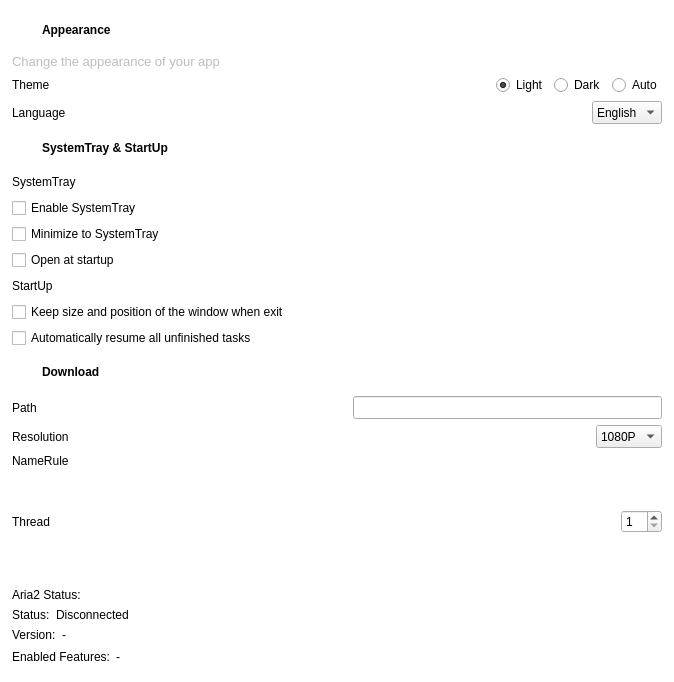
WangPengZhan/sVanilla, file sVanilla/src/ClientUi/Setting/DefaultSettings.ui: the form before one commit.
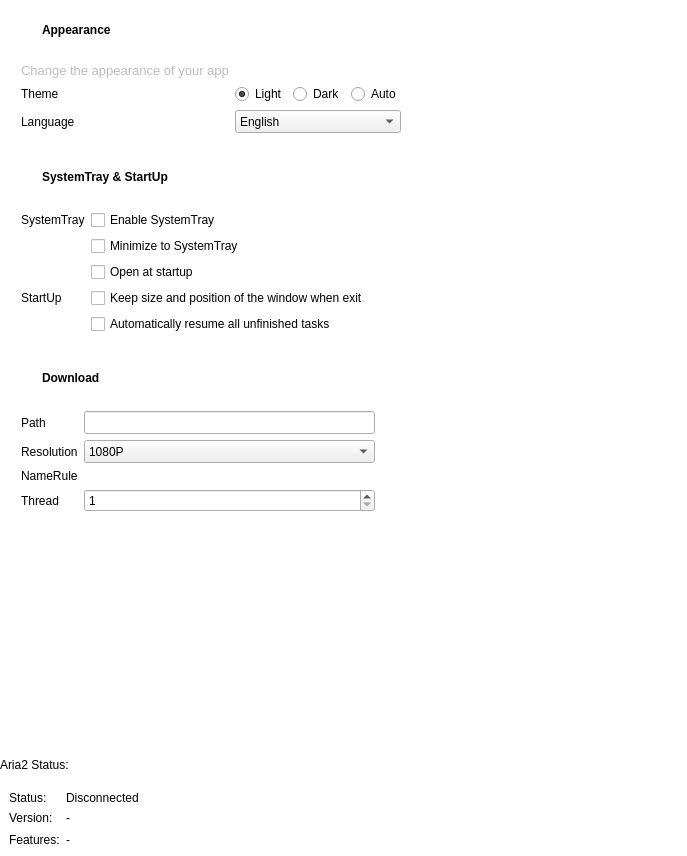
The form after the commit. Icons and pictures are not drawn. Custom widgets are drawn as their Qt base class.

Patch:
```diff
--- a/sVanilla/src/ClientUi/Setting/DefaultSettings.ui
+++ b/sVanilla/src/ClientUi/Setting/DefaultSettings.ui
@@ -6,8 +6,8 @@
    <rect>
     <x>0</x>
     <y>0</y>
-    <width>674</width>
-    <height>682</height>
+    <width>687</width>
+    <height>856</height>
    </rect>
   </property>
   <property name="sizePolicy">
@@ -53,8 +53,8 @@
        <rect>
         <x>0</x>
         <y>0</y>
-        <width>657</width>
-        <height>694</height>
+        <width>687</width>
+        <height>722</height>
        </rect>
       </property>
       <layout class="QVBoxLayout" name="verticalLayout_4">
@@ -154,82 +154,38 @@
         <widget class="DividingLine" name="dividingAppearance" native="true"/>
        </item>
        <item>
-        <widget class="QLabel" name="labelAppearanceExpain">
-         <property name="palette">
-          <palette>
-           <active>
-            <colorrole role="WindowText">
-             <brush brushstyle="SolidPattern">
-              <color alpha="66">
-               <red>0</red>
-               <green>0</green>
-               <blue>0</blue>
-              </color>
-             </brush>
-            </colorrole>
-           </active>
-           <inactive>
-            <colorrole role="WindowText">
-             <brush brushstyle="SolidPattern">
-              <color alpha="66">
-               <red>0</red>
-               <green>0</green>
-               <blue>0</blue>
-              </color>
-             </brush>
-            </colorrole>
-           </inactive>
-           <disabled/>
-          </palette>
-         </property>
-         <property name="font">
-          <font>
-           <pointsize>10</pointsize>
-          </font>
-         </property>
-         <property name="text">
-          <string>Change the appearance of your app</string>
-         </property>
-        </widget>
-       </item>
-       <item>
-        <widget class="QWidget" name="widget_2" native="true">
-         <layout class="QHBoxLayout" name="horizontalLayout_6">
-          <property name="leftMargin">
-           <number>0</number>
-          </property>
-          <property name="topMargin">
-           <number>0</number>
-          </property>
-          <property name="rightMargin">
-           <number>0</number>
-          </property>
+        <widget class="QWidget" name="widgetApperance" native="true">
+         <layout class="QGridLayout" name="gridLayout_5">
           <property name="bottomMargin">
-           <number>0</number>
+           <number>20</number>
           </property>
-          <item>
-           <widget class="QLabel" name="labelTheme">
-            <property name="enabled">
-             <bool>true</bool>
+          <item row="3" column="2">
+           <spacer name="horizontalSpacer">
+            <property name="orientation">
+             <enum>Qt::Orientation::Horizontal</enum>
             </property>
-            <property name="sizePolicy">
-             <sizepolicy hsizetype="Preferred" vsizetype="Preferred">
-              <horstretch>0</horstretch>
-              <verstretch>0</verstretch>
-             </sizepolicy>
-            </property>
-            <property name="baseSize">
+            <property name="sizeHint" stdset="0">
              <size>
               <width>0</width>
               <height>20</height>
              </size>
             </property>
-            <property name="text">
-             <string>Theme</string>
+           </spacer>
+          </item>
+          <item row="2" column="2">
+           <spacer name="horizontalSpacer_2">
+            <property name="orientation">
+             <enum>Qt::Orientation::Horizontal</enum>
             </property>
-           </widget>
+            <property name="sizeHint" stdset="0">
+             <size>
+              <width>40</width>
+              <height>20</height>
+             </size>
+            </property>
+           </spacer>
           </item>
-          <item>
+          <item row="2" column="1">
            <widget class="QWidget" name="widget" native="true">
             <layout class="QHBoxLayout" name="horizontalLayout">
              <property name="leftMargin">
@@ -244,19 +200,6 @@
              <property name="bottomMargin">
               <number>0</number>
              </property>
-             <item>
-              <spacer name="horizontalSpacer_2">
-               <property name="orientation">
-                <enum>Qt::Horizontal</enum>
-               </property>
-               <property name="sizeHint" stdset="0">
-                <size>
-                 <width>40</width>
-                 <height>20</height>
-                </size>
-               </property>
-              </spacer>
-             </item>
              <item>
               <widget class="QRadioButton" name="LightThemeButton">
                <property name="text">
@@ -284,25 +227,7 @@
             </layout>
            </widget>
           </item>
-         </layout>
-        </widget>
-       </item>
-       <item>
-        <widget class="QWidget" name="widgetLanguage" native="true">
-         <layout class="QHBoxLayout" name="horizontalLayout_7">
-          <property name="leftMargin">
-           <number>0</number>
-          </property>
-          <property name="topMargin">
-           <number>0</number>
-          </property>
-          <property name="rightMargin">
-           <number>0</number>
-          </property>
-          <property name="bottomMargin">
-           <number>0</number>
-          </property>
-          <item>
+          <item row="3" column="0">
            <widget class="QLabel" name="labelLanguageIdentifier">
             <property name="sizePolicy">
              <sizepolicy hsizetype="Preferred" vsizetype="Preferred">
@@ -315,20 +240,46 @@
             </property>
            </widget>
           </item>
-          <item>
-           <spacer name="horizontalSpacer">
-            <property name="orientation">
-             <enum>Qt::Horizontal</enum>
+          <item row="1" column="0">
+           <widget class="QLabel" name="labelAppearanceExpain">
+            <property name="palette">
+             <palette>
+              <active>
+               <colorrole role="WindowText">
+                <brush brushstyle="SolidPattern">
+                 <color alpha="66">
+                  <red>0</red>
+                  <green>0</green>
+                  <blue>0</blue>
+                 </color>
+                </brush>
+               </colorrole>
+              </active>
+              <inactive>
+               <colorrole role="WindowText">
+                <brush brushstyle="SolidPattern">
+                 <color alpha="66">
+                  <red>0</red>
+                  <green>0</green>
+                  <blue>0</blue>
+                 </color>
+                </brush>
+               </colorrole>
+              </inactive>
+              <disabled/>
+             </palette>
             </property>
-            <property name="sizeHint" stdset="0">
-             <size>
-              <width>40</width>
-              <height>20</height>
-             </size>
+            <property name="font">
+             <font>
+              <pointsize>10</pointsize>
+             </font>
             </property>
-           </spacer>
+            <property name="text">
+             <string>Change the appearance of your app</string>
+            </property>
+           </widget>
           </item>
-          <item>
+          <item row="3" column="1">
            <widget class="QComboBox" name="comboBoxLanguge">
             <property name="minimumSize">
              <size>
@@ -348,6 +299,28 @@
             </item>
            </widget>
           </item>
+          <item row="2" column="0">
+           <widget class="QLabel" name="labelTheme">
+            <property name="enabled">
+             <bool>true</bool>
+            </property>
+            <property name="sizePolicy">
+             <sizepolicy hsizetype="Preferred" vsizetype="Preferred">
+              <horstretch>0</horstretch>
+              <verstretch>0</verstretch>
+             </sizepolicy>
+            </property>
+            <property name="baseSize">
+             <size>
+              <width>0</width>
+              <height>20</height>
+             </size>
+            </property>
+            <property name="text">
+             <string>Theme</string>
+            </property>
+           </widget>
+          </item>
          </layout>
         </widget>
        </item>
@@ -433,33 +406,11 @@
        </item>
        <item>
         <widget class="QWidget" name="widgetSystemTray" native="true">
-         <layout class="QGridLayout" name="gridLayout">
-          <property name="leftMargin">
-           <number>0</number>
-          </property>
-          <property name="topMargin">
-           <number>0</number>
-          </property>
-          <property name="rightMargin">
-           <number>0</number>
-          </property>
+         <layout class="QGridLayout" name="gridLayout_3">
           <property name="bottomMargin">
-           <number>0</number>
+           <number>20</number>
           </property>
-          <item row="1" column="2">
-           <spacer name="horizontalSpacer_12">
-            <property name="orientation">
-             <enum>Qt::Horizontal</enum>
-            </property>
-            <property name="sizeHint" stdset="0">
-             <size>
-              <width>40</width>
-              <height>20</height>
-             </size>
-            </property>
-           </spacer>
-          </item>
-          <item row="1" column="1">
+          <item row="0" column="0">
            <widget class="QLabel" name="labelSystemTray">
             <property name="sizePolicy">
              <sizepolicy hsizetype="Preferred" vsizetype="Preferred">
@@ -472,46 +423,14 @@
             </property>
            </widget>
           </item>
-          <item row="2" column="1" colspan="2">
-           <widget class="QCheckBox" name="checkBoxEnableTray">
-            <property name="text">
-             <string>Enable SystemTray</string>
-            </property>
-           </widget>
-          </item>
-          <item row="3" column="1" colspan="2">
+          <item row="3" column="1">
            <widget class="QCheckBox" name="checkBoxMinToTray">
             <property name="text">
              <string>Minimize to SystemTray</string>
             </property>
            </widget>
           </item>
-          <item row="4" column="1" colspan="2">
-           <widget class="QCheckBox" name="checkBoxOpenStartup">
-            <property name="text">
-             <string>Open at startup</string>
-            </property>
-           </widget>
-          </item>
-         </layout>
-        </widget>
-       </item>
-       <item>
-        <widget class="QWidget" name="widget_7" native="true">
-         <layout class="QGridLayout" name="gridLayout_2">
-          <property name="leftMargin">
-           <number>0</number>
-          </property>
-          <property name="topMargin">
-           <number>0</number>
-          </property>
-          <property name="rightMargin">
-           <number>0</number>
-          </property>
-          <property name="bottomMargin">
-           <number>0</number>
-          </property>
-          <item row="0" column="0">
+          <item row="5" column="0">
            <widget class="QLabel" name="labelStartUpIdentifier">
             <property name="sizePolicy">
              <sizepolicy hsizetype="Preferred" vsizetype="Preferred">
@@ -524,10 +443,31 @@
             </property>
            </widget>
           </item>
+          <item row="8" column="1">
+           <widget class="QCheckBox" name="checkBoxResumeTask">
+            <property name="text">
+             <string>Automatically resume all unfinished tasks</string>
+            </property>
+           </widget>
+          </item>
+          <item row="4" column="1">
+           <widget class="QCheckBox" name="checkBoxOpenStartup">
+            <property name="text">
+             <string>Open at startup</string>
+            </property>
+           </widget>
+          </item>
           <item row="0" column="1">
-           <spacer name="horizontalSpacer_13">
+           <widget class="QCheckBox" name="checkBoxEnableTray">
+            <property name="text">
+             <string>Enable SystemTray</string>
+            </property>
+           </widget>
+          </item>
+          <item row="0" column="2">
+           <spacer name="horizontalSpacer_12">
             <property name="orientation">
-             <enum>Qt::Horizontal</enum>
+             <enum>Qt::Orientation::Horizontal</enum>
             </property>
             <property name="sizeHint" stdset="0">
              <size>
@@ -537,7 +477,7 @@
             </property>
            </spacer>
           </item>
-          <item row="1" column="0" colspan="2">
+          <item row="5" column="1">
            <widget class="QCheckBox" name="checkBoxKeepState">
             <property name="text">
              <string>Keep size and position of the window when exit</string>
@@ -548,14 +488,7 @@
         </widget>
        </item>
        <item>
-        <widget class="QCheckBox" name="checkBoxResumeTask">
-         <property name="text">
-          <string>Automatically resume all unfinished tasks</string>
-         </property>
-        </widget>
-       </item>
-       <item>
-        <widget class="QWidget" name="widget_4" native="true">
+        <widget class="QWidget" name="widgetDownloadTitle" native="true">
          <layout class="QHBoxLayout" name="horizontalLayout_9">
           <property name="leftMargin">
            <number>0</number>
@@ -636,20 +569,36 @@
        </item>
        <item>
         <widget class="QWidget" name="widgetPath" native="true">
-         <layout class="QHBoxLayout" name="horizontalLayout_10">
-          <property name="leftMargin">
-           <number>0</number>
-          </property>
-          <property name="topMargin">
-           <number>0</number>
-          </property>
-          <property name="rightMargin">
-           <number>0</number>
-          </property>
+         <layout class="QGridLayout" name="gridLayout">
           <property name="bottomMargin">
-           <number>0</number>
+           <number>20</number>
           </property>
-          <item>
+          <item row="3" column="1">
+           <widget class="QSpinBox" name="spinBoxThread">
+            <property name="sizePolicy">
+             <sizepolicy hsizetype="Minimum" vsizetype="Preferred">
+              <horstretch>0</horstretch>
+              <verstretch>0</verstretch>
+             </sizepolicy>
+            </property>
+            <property name="minimumSize">
+             <size>
+              <width>0</width>
+              <height>23</height>
+             </size>
+            </property>
+            <property name="minimum">
+             <number>1</number>
+            </property>
+            <property name="maximum">
+             <number>64</number>
+            </property>
+            <property name="singleStep">
+             <number>1</number>
+            </property>
+           </widget>
+          </item>
+          <item row="0" column="0">
            <widget class="QLabel" name="labelDownloadPathIdentifier">
             <property name="sizePolicy">
              <sizepolicy hsizetype="Preferred" vsizetype="Preferred">
@@ -668,80 +617,7 @@
             </property>
            </widget>
           </item>
-          <item>
-           <spacer name="horizontalSpacer_10">
-            <property name="orientation">
-             <enum>Qt::Horizontal</enum>
-            </property>
-            <property name="sizeHint" stdset="0">
-             <size>
-              <width>40</width>
-              <height>20</height>
-             </size>
-            </property>
-           </spacer>
-          </item>
-          <item>
-           <widget class="::FileSelector" name="folderSelectorDownloadPath">
-            <property name="minimumSize">
-             <size>
-              <width>0</width>
-              <height>23</height>
-             </size>
-            </property>
-           </widget>
-          </item>
-         </layout>
-        </widget>
-       </item>
-       <item>
-        <widget class="QWidget" name="widget_6" native="true">
-         <layout class="QHBoxLayout" name="horizontalLayout_11">
-          <property name="leftMargin">
-           <number>0</number>
-          </property>
-          <property name="topMargin">
-           <number>0</number>
-          </property>
-          <property name="rightMargin">
-           <number>0</number>
-          </property>
-          <property name="bottomMargin">
-           <number>0</number>
-          </property>
-          <item>
-           <widget class="QLabel" name="labelResolutionIdentifier">
-            <property name="sizePolicy">
-             <sizepolicy hsizetype="Preferred" vsizetype="Preferred">
-              <horstretch>0</horstretch>
-              <verstretch>0</verstretch>
-             </sizepolicy>
-            </property>
-            <property name="baseSize">
-             <size>
-              <width>0</width>
-              <height>20</height>
-             </size>
-            </property>
-            <property name="text">
-             <string>Resolution</string>
-            </property>
-           </widget>
-          </item>
-          <item>
-           <spacer name="horizontalSpacer_9">
-            <property name="orientation">
-             <enum>Qt::Horizontal</enum>
-            </property>
-            <property name="sizeHint" stdset="0">
-             <size>
-              <width>40</width>
-              <height>20</height>
-             </size>
-            </property>
-           </spacer>
-          </item>
-          <item>
+          <item row="1" column="1">
            <widget class="QComboBox" name="comboBoxResolution">
             <property name="minimumSize">
              <size>
@@ -761,97 +637,46 @@
             </item>
            </widget>
           </item>
-         </layout>
-        </widget>
-       </item>
-       <item>
-        <widget class="QWidget" name="widget_3" native="true">
-         <layout class="QHBoxLayout" name="horizontalLayout_12">
-          <property name="leftMargin">
-           <number>0</number>
-          </property>
-          <property name="topMargin">
-           <number>0</number>
-          </property>
-          <property name="rightMargin">
-           <number>0</number>
-          </property>
-          <property name="bottomMargin">
-           <number>0</number>
-          </property>
-          <item>
-           <widget class="QWidget" name="widget_5" native="true">
-            <layout class="QVBoxLayout" name="verticalLayout_3">
-             <property name="leftMargin">
-              <number>0</number>
-             </property>
-             <property name="topMargin">
-              <number>0</number>
-             </property>
-             <property name="rightMargin">
-              <number>0</number>
-             </property>
-             <property name="bottomMargin">
-              <number>0</number>
-             </property>
-             <item>
-              <widget class="QLabel" name="label">
-               <property name="text">
-                <string>NameRule</string>
-               </property>
-              </widget>
-             </item>
-             <item>
-              <spacer name="verticalSpacer_2">
-               <property name="orientation">
-                <enum>Qt::Vertical</enum>
-               </property>
-               <property name="sizeHint" stdset="0">
-                <size>
-                 <width>20</width>
-                 <height>0</height>
-                </size>
-               </property>
-              </spacer>
-             </item>
-            </layout>
-           </widget>
-          </item>
-          <item>
-           <spacer name="horizontalSpacer_14">
-            <property name="orientation">
-             <enum>Qt::Horizontal</enum>
+          <item row="1" column="0">
+           <widget class="QLabel" name="labelResolutionIdentifier">
+            <property name="sizePolicy">
+             <sizepolicy hsizetype="Preferred" vsizetype="Preferred">
+              <horstretch>0</horstretch>
+              <verstretch>0</verstretch>
+             </sizepolicy>
             </property>
-            <property name="sizeHint" stdset="0">
+            <property name="baseSize">
              <size>
-              <width>40</width>
+              <width>0</width>
               <height>20</height>
              </size>
             </property>
-           </spacer>
+            <property name="text">
+             <string>Resolution</string>
+            </property>
+           </widget>
           </item>
-          <item>
+          <item row="0" column="1">
+           <widget class="::FileSelector" name="folderSelectorDownloadPath">
+            <property name="minimumSize">
+             <size>
+              <width>0</width>
+              <height>23</height>
+             </size>
+            </property>
+           </widget>
+          </item>
+          <item row="2" column="1">
            <widget class="NameRuleWidget" name="widgetNameRule" native="true"/>
           </item>
-         </layout>
-        </widget>
-       </item>
-       <item>
-        <widget class="QWidget" name="widgetThread" native="true">
-         <layout class="QHBoxLayout" name="horizontalLayout_13">
-          <property name="leftMargin">
-           <number>0</number>
-          </property>
-          <property name="topMargin">
-           <number>0</number>
-          </property>
-          <property name="rightMargin">
-           <number>0</number>
-          </property>
-          <property name="bottomMargin">
-           <number>0</number>
-          </property>
-          <item>
+          <item row="2" column="0">
+           <widget class="QLabel" name="label">
+            <property name="text">
+             <string>NameRule</string>
+            </property>
+           </widget>
+          </item>
+          <item row="3" column="0">
            <widget class="QLabel" name="labelThread">
             <property name="sizePolicy">
              <sizepolicy hsizetype="Preferred" vsizetype="Preferred">
@@ -870,10 +695,10 @@
             </property>
            </widget>
           </item>
-          <item>
-           <spacer name="horizontalSpacer_11">
+          <item row="0" column="2">
+           <spacer name="horizontalSpacer_10">
             <property name="orientation">
-             <enum>Qt::Horizontal</enum>
+             <enum>Qt::Orientation::Horizontal</enum>
             </property>
             <property name="sizeHint" stdset="0">
              <size>
@@ -883,31 +708,6 @@
             </property>
            </spacer>
           </item>
-          <item>
-           <widget class="QSpinBox" name="spinBoxThread">
-            <property name="sizePolicy">
-             <sizepolicy hsizetype="Minimum" vsizetype="Preferred">
-              <horstretch>0</horstretch>
-              <verstretch>0</verstretch>
-             </sizepolicy>
-            </property>
-            <property name="minimumSize">
-             <size>
-              <width>0</width>
-              <height>23</height>
-             </size>
-            </property>
-            <property name="minimum">
-             <number>1</number>
-            </property>
-            <property name="maximum">
-             <number>64</number>
-            </property>
-            <property name="singleStep">
-             <number>1</number>
-            </property>
-           </widget>
-          </item>
          </layout>
         </widget>
        </item>
@@ -924,218 +724,141 @@
          </property>
         </spacer>
        </item>
-       <item>
-        <widget class="QLabel" name="labelAria2Identifier">
-         <property name="text">
-          <string>Aria2 Status:</string>
-         </property>
-        </widget>
-       </item>
-       <item>
-        <widget class="QWidget" name="widgetAria2" native="true">
-         <layout class="QVBoxLayout" name="verticalLayout">
-          <property name="leftMargin">
-           <number>0</number>
-          </property>
-          <property name="topMargin">
-           <number>0</number>
-          </property>
-          <property name="rightMargin">
-           <number>0</number>
-          </property>
-          <property name="bottomMargin">
-           <number>0</number>
-          </property>
-          <item>
-           <widget class="QWidget" name="widgetAria2Status" native="true">
-            <layout class="QHBoxLayout" name="horizontalLayout_2">
-             <property name="leftMargin">
-              <number>0</number>
-             </property>
-             <property name="topMargin">
-              <number>0</number>
-             </property>
-             <property name="rightMargin">
-              <number>0</number>
-             </property>
-             <property name="bottomMargin">
-              <number>0</number>
-             </property>
-             <item>
-              <widget class="QLabel" name="labelAria2StatusIdentifier">
-               <property name="text">
-                <string>Status:</string>
-               </property>
-              </widget>
-             </item>
-             <item>
-              <widget class="QLabel" name="labelAria2Status">
-               <property name="text">
-                <string>Disconnected</string>
-               </property>
-               <property name="alignment">
-                <set>Qt::AlignLeading|Qt::AlignLeft|Qt::AlignTop</set>
-               </property>
-              </widget>
-             </item>
-             <item>
-              <spacer name="horizontalSpacer_3">
-               <property name="orientation">
-                <enum>Qt::Horizontal</enum>
-               </property>
-               <property name="sizeHint" stdset="0">
-                <size>
-                 <width>0</width>
-                 <height>0</height>
-                </size>
-               </property>
-              </spacer>
-             </item>
-            </layout>
-           </widget>
-          </item>
-          <item>
-           <widget class="QWidget" name="widgetAria2Version" native="true">
-            <layout class="QHBoxLayout" name="horizontalLayout_3">
-             <property name="leftMargin">
-              <number>0</number>
-             </property>
-             <property name="topMargin">
-              <number>0</number>
-             </property>
-             <property name="rightMargin">
-              <number>0</number>
-             </property>
-             <property name="bottomMargin">
-              <number>0</number>
-             </property>
-             <item>
-              <widget class="QLabel" name="labelAria2VersionIdentifier">
-               <property name="sizePolicy">
-                <sizepolicy hsizetype="Preferred" vsizetype="Minimum">
-                 <horstretch>0</horstretch>
-                 <verstretch>0</verstretch>
-                </sizepolicy>
-               </property>
-               <property name="minimumSize">
-                <size>
-                 <width>16</width>
-                 <height>16</height>
-                </size>
-               </property>
-               <property name="text">
-                <string>Version:</string>
-               </property>
-               <property name="alignment">
-                <set>Qt::AlignLeading|Qt::AlignLeft|Qt::AlignTop</set>
-               </property>
-              </widget>
-             </item>
-             <item>
-              <widget class="QLabel" name="labelAria2Version">
-               <property name="sizePolicy">
-                <sizepolicy hsizetype="Preferred" vsizetype="Minimum">
-                 <horstretch>0</horstretch>
-                 <verstretch>0</verstretch>
-                </sizepolicy>
-               </property>
-               <property name="minimumSize">
-                <size>
-                 <width>16</width>
-                 <height>16</height>
-                </size>
-               </property>
-               <property name="text">
-                <string>-</string>
-               </property>
-               <property name="alignment">
-                <set>Qt::AlignLeading|Qt::AlignLeft|Qt::AlignTop</set>
-               </property>
-              </widget>
-             </item>
-             <item>
-              <spacer name="horizontalSpacer_4">
-               <property name="orientation">
-                <enum>Qt::Horizontal</enum>
-               </property>
-               <property name="sizeHint" stdset="0">
-                <size>
-                 <width>0</width>
-                 <height>0</height>
-                </size>
-               </property>
-              </spacer>
-             </item>
-            </layout>
-           </widget>
-          </item>
-          <item>
-           <widget class="QWidget" name="widgetArai2Features" native="true">
-            <layout class="QHBoxLayout" name="horizontalLayout_4">
-             <property name="leftMargin">
-              <number>0</number>
-             </property>
-             <property name="topMargin">
-              <number>0</number>
-             </property>
-             <property name="rightMargin">
-              <number>0</number>
-             </property>
-             <property name="bottomMargin">
-              <number>0</number>
-             </property>
-             <item>
-              <widget class="QLabel" name="Aria2FeaturesLabel">
-               <property name="text">
-                <string>Enabled Features:</string>
-               </property>
-               <property name="alignment">
-                <set>Qt::AlignLeading|Qt::AlignLeft|Qt::AlignTop</set>
-               </property>
-              </widget>
-             </item>
-             <item>
-              <widget class="QLabel" name="labelAria2Features">
-               <property name="sizePolicy">
-                <sizepolicy hsizetype="Expanding" vsizetype="Preferred">
-                 <horstretch>0</horstretch>
-                 <verstretch>0</verstretch>
-                </sizepolicy>
-               </property>
-               <property name="text">
-                <string>-</string>
-               </property>
-               <property name="alignment">
-                <set>Qt::AlignLeading|Qt::AlignLeft|Qt::AlignTop</set>
-               </property>
-               <property name="wordWrap">
-                <bool>true</bool>
-               </property>
-              </widget>
-             </item>
-             <item>
-              <spacer name="horizontalSpacer_5">
-               <property name="orientation">
-                <enum>Qt::Horizontal</enum>
-               </property>
-               <property name="sizeHint" stdset="0">
-                <size>
-                 <width>40</width>
-                 <height>20</height>
-                </size>
-               </property>
-              </spacer>
-             </item>
-            </layout>
-           </widget>
-          </item>
-         </layout>
-        </widget>
-       </item>
       </layout>
      </widget>
     </widget>
    </item>
+   <item>
+    <widget class="QWidget" name="widgetAria2Title" native="true">
+     <layout class="QHBoxLayout" name="horizontalLayout_6">
+      <property name="leftMargin">
+       <number>0</number>
+      </property>
+      <property name="topMargin">
+       <number>6</number>
+      </property>
+      <property name="bottomMargin">
+       <number>0</number>
+      </property>
+      <item>
+       <widget class="QLabel" name="labelAria2Identifier">
+        <property name="text">
+         <string>Aria2 Status:</string>
+        </property>
+       </widget>
+      </item>
+     </layout>
+    </widget>
+   </item>
+   <item>
+    <widget class="QWidget" name="widgetAria2" native="true">
+     <layout class="QGridLayout" name="gridLayout_2">
+      <item row="1" column="1">
+       <widget class="QLabel" name="labelAria2Version">
+        <property name="sizePolicy">
+         <sizepolicy hsizetype="Preferred" vsizetype="Minimum">
+          <horstretch>0</horstretch>
+          <verstretch>0</verstretch>
+         </sizepolicy>
+        </property>
+        <property name="minimumSize">
+         <size>
+          <width>16</width>
+          <height>16</height>
+         </size>
+        </property>
+        <property name="text">
+         <string>-</string>
+        </property>
+        <property name="alignment">
+         <set>Qt::AlignmentFlag::AlignLeading|Qt::AlignmentFlag::AlignLeft|Qt::AlignmentFlag::AlignTop</set>
+        </property>
+       </widget>
+      </item>
+      <item row="0" column="1">
+       <widget class="QLabel" name="labelAria2Status">
+        <property name="text">
+         <string>Disconnected</string>
+        </property>
+        <property name="alignment">
+         <set>Qt::AlignmentFlag::AlignLeading|Qt::AlignmentFlag::AlignLeft|Qt::AlignmentFlag::AlignTop</set>
+        </property>
+       </widget>
+      </item>
+      <item row="1" column="0">
+       <widget class="QLabel" name="labelAria2VersionIdentifier">
+        <property name="sizePolicy">
+         <sizepolicy hsizetype="Preferred" vsizetype="Minimum">
+          <horstretch>0</horstretch>
+          <verstretch>0</verstretch>
+         </sizepolicy>
+        </property>
+        <property name="minimumSize">
+         <size>
+          <width>16</width>
+          <height>16</height>
+         </size>
+        </property>
+        <property name="text">
+         <string>Version:</string>
+        </property>
+        <property name="alignment">
+         <set>Qt::AlignmentFlag::AlignLeading|Qt::AlignmentFlag::AlignLeft|Qt::AlignmentFlag::AlignTop</set>
+        </property>
+       </widget>
+      </item>
+      <item row="0" column="2">
+       <spacer name="horizontalSpacer_4">
+        <property name="orientation">
+         <enum>Qt::Orientation::Horizontal</enum>
+        </property>
+        <property name="sizeHint" stdset="0">
+         <size>
+          <width>0</width>
+          <height>0</height>
+         </size>
+        </property>
+       </spacer>
+      </item>
+      <item row="0" column="0">
+       <widget class="QLabel" name="labelAria2StatusIdentifier">
+        <property name="text">
+         <string>Status:</string>
+        </property>
+       </widget>
+      </item>
+      <item row="2" column="0">
+       <widget class="QLabel" name="Aria2FeaturesLabel">
+        <property name="text">
+         <string>Features:</string>
+        </property>
+        <property name="alignment">
+         <set>Qt::AlignmentFlag::AlignLeading|Qt::AlignmentFlag::AlignLeft|Qt::AlignmentFlag::AlignTop</set>
+        </property>
+       </widget>
+      </item>
+      <item row="2" column="1" colspan="2">
+       <widget class="QLabel" name="labelAria2Features">
+        <property name="sizePolicy">
+         <sizepolicy hsizetype="Expanding" vsizetype="Preferred">
+          <horstretch>0</horstretch>
+          <verstretch>0</verstretch>
+         </sizepolicy>
+        </property>
+        <property name="text">
+         <string>-</string>
+        </property>
+        <property name="alignment">
+         <set>Qt::AlignmentFlag::AlignLeading|Qt::AlignmentFlag::AlignLeft|Qt::AlignmentFlag::AlignTop</set>
+        </property>
+        <property name="wordWrap">
+         <bool>true</bool>
+        </property>
+       </widget>
+      </item>
+     </layout>
+    </widget>
+   </item>
   </layout>
  </widget>
  <customwidgets>
```
Left out of the diff: 16 changed lines with no effect on the pictures.
